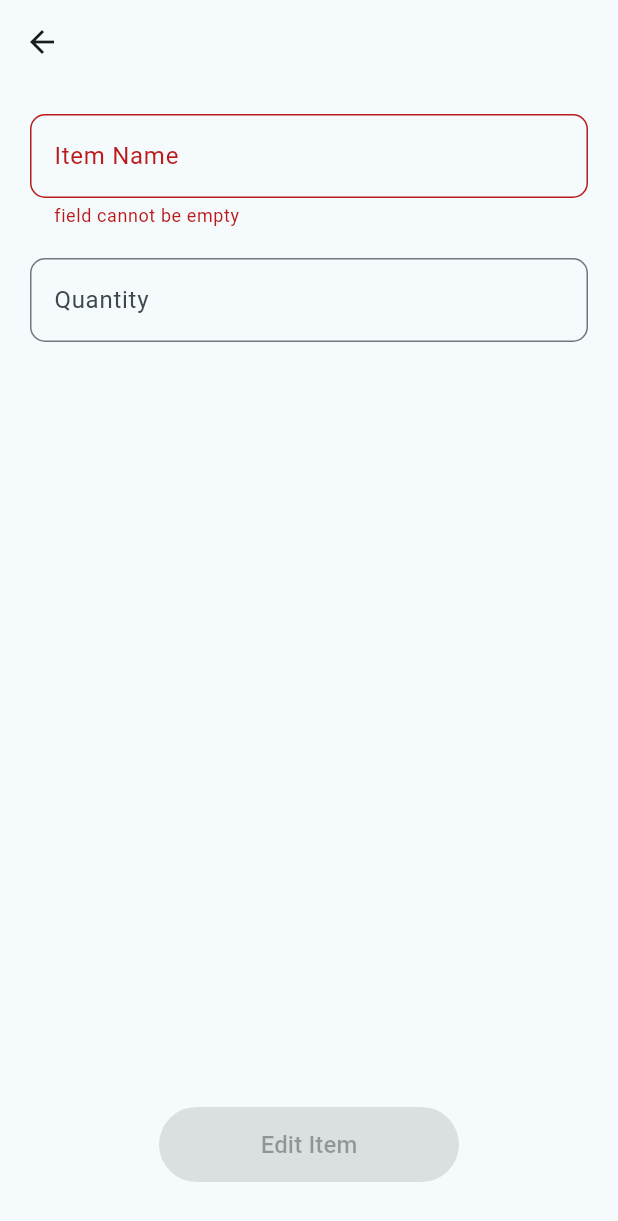
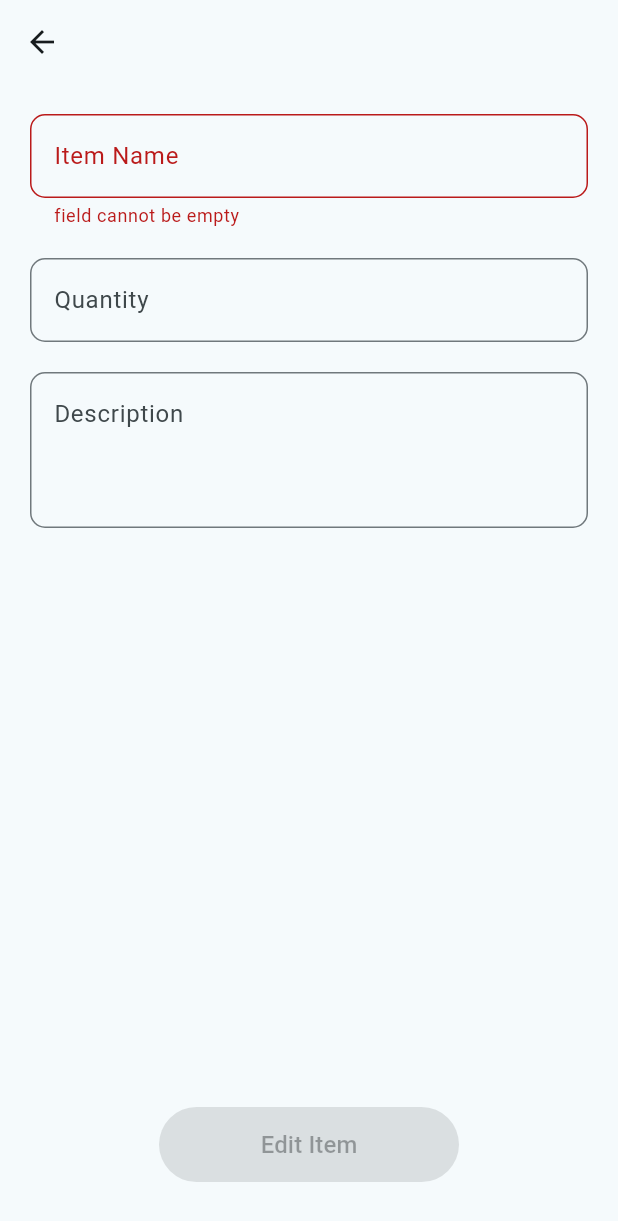
Before and after one commit to hadiyaaamir/shopping_list, a Flutter app: the ListItemEditView screen opened directly, on a phone screen of 412 x 824 dp. Shown: the top 1221 px of the screen. Run offline on Flutter 3.47's test engine with Material 2 defaults, Android fonts, the phone set to English and light mode, and no system bars; our stand-ins replace bloc, cloud_firestore, equatable, firebase_auth, firebase_core, flutter_bloc and 2 more; accounts and stored records are empty.

Commit message:
description added

```diff
--- a/lib/list_item_edit/bloc/list_item_edit_bloc.dart
+++ b/lib/list_item_edit/bloc/list_item_edit_bloc.dart
@@ -26,10 +26,15 @@ class ListItemEditBloc extends Bloc<ListItemEditEvent, ListItemEditState> {
               value: listItem?.quantity ?? '',
               allowEmpty: true,
             ),
+            description: StringInput.dirty(
+              value: listItem?.description ?? '',
+              allowEmpty: true,
+            ),
           ),
         ) {
     on<ListItemEditItemChanged>(_onItemChanged);
     on<ListItemEditQuantityChanged>(_onQuantityChanged);
+    on<ListItemEditDescriptionChanged>(_onDescriptionChanged);
     on<ListItemEditSubmitted>(_onSubmitted);
   }
 
@@ -45,7 +50,7 @@ class ListItemEditBloc extends Bloc<ListItemEditEvent, ListItemEditState> {
     emit(
       state.copyWith(
         item: item,
-        isValid: Formz.validate([item, state.quantity]),
+        isValid: Formz.validate([item, state.quantity, state.description]),
       ),
     );
   }
@@ -61,7 +66,21 @@ class ListItemEditBloc extends Bloc<ListItemEditEvent, ListItemEditState> {
     emit(
       state.copyWith(
         quantity: quantity,
-        isValid: Formz.validate([state.item, quantity]),
+        isValid: Formz.validate([state.item, quantity, state.description]),
+      ),
+    );
+  }
+
+  Future<void> _onDescriptionChanged(
+    ListItemEditDescriptionChanged event,
+    Emitter<ListItemEditState> emit,
+  ) async {
+    final description =
+        StringInput.dirty(value: event.description, allowEmpty: true);
+    emit(
+      state.copyWith(
+        description: description,
+        isValid: Formz.validate([state.item, state.quantity, description]),
       ),
     );
   }
@@ -81,9 +100,9 @@ class ListItemEditBloc extends Bloc<ListItemEditEvent, ListItemEditState> {
               userId: userId,
             ))
         .copyWith(
-      item: state.item.value,
-      quantity: state.quantity.value,
-    );
+            item: state.item.value,
+            quantity: state.quantity.value,
+            description: state.description.value);
 
     try {
       await _shoppingListRepository.saveListItem(listItem);
--- a/lib/list_item_edit/bloc/list_item_edit_event.dart
+++ b/lib/list_item_edit/bloc/list_item_edit_event.dart
@@ -25,6 +25,15 @@ final class ListItemEditQuantityChanged extends ListItemEditEvent {
   List<Object> get props => [quantity];
 }
 
+final class ListItemEditDescriptionChanged extends ListItemEditEvent {
+  const ListItemEditDescriptionChanged({required this.description});
+
+  final String description;
+
+  @override
+  List<Object> get props => [description];
+}
+
 final class ListItemEditSubmitted extends ListItemEditEvent {
   const ListItemEditSubmitted();
 }
--- a/lib/list_item_edit/bloc/list_item_edit_state.dart
+++ b/lib/list_item_edit/bloc/list_item_edit_state.dart
@@ -13,6 +13,7 @@ final class ListItemEditState extends Equatable {
     this.listItem,
     this.item = const StringInput.pure(),
     this.quantity = const StringInput.pure(allowEmpty: true),
+    this.description = const StringInput.pure(allowEmpty: true),
     this.isValid = false,
   });
 
@@ -20,6 +21,7 @@ final class ListItemEditState extends Equatable {
   final ShoppingListItem? listItem;
   final StringInput item;
   final StringInput quantity;
+  final StringInput description;
   final bool isValid;
 
   bool get isNewItem => listItem == null;
@@ -29,6 +31,7 @@ final class ListItemEditState extends Equatable {
     ShoppingListItem? listItem,
     StringInput? item,
     StringInput? quantity,
+    StringInput? description,
     bool? isValid,
   }) {
     return ListItemEditState(
@@ -36,10 +39,11 @@ final class ListItemEditState extends Equatable {
       listItem: listItem ?? this.listItem,
       item: item ?? this.item,
       quantity: quantity ?? this.quantity,
+      description: description ?? this.description,
       isValid: isValid ?? this.isValid,
     );
   }
 
   @override
-  List<Object?> get props => [status, listItem, item, quantity];
+  List<Object?> get props => [status, listItem, item, quantity, description];
 }
--- a/lib/list_item_edit/view/list_item_edit_view.dart
+++ b/lib/list_item_edit/view/list_item_edit_view.dart
@@ -21,6 +21,8 @@ class ListItemEditView extends StatelessWidget {
           padding: EdgeInsets.all(20),
           child: Column(children: [
             _ItemInput(),
+            SizedBox(height: 20),
+            _QuantityInput(),
             SizedBox(height: 20),
             _DescriptionInput(),
           ]),
@@ -55,8 +57,8 @@ class _ItemInput extends StatelessWidget {
   }
 }
 
-class _DescriptionInput extends StatelessWidget {
-  const _DescriptionInput();
+class _QuantityInput extends StatelessWidget {
+  const _QuantityInput();
 
   @override
   Widget build(BuildContext context) {
@@ -64,7 +66,7 @@ class _DescriptionInput extends StatelessWidget {
       buildWhen: (previous, current) => previous.quantity != current.quantity,
       builder: (context, state) {
         return CustomTextField(
-          key: const Key('editItemForm_descriptionInput_textField'),
+          key: const Key('editItemForm_quantityInput_textField'),
           label: 'Quantity',
           initialValue: state.quantity.value,
           errorText: state.quantity.displayError != null
@@ -73,6 +75,32 @@ class _DescriptionInput extends StatelessWidget {
           onChanged: (quantity) => context
               .read<ListItemEditBloc>()
               .add(ListItemEditQuantityChanged(quantity: quantity)),
+        );
+      },
+    );
+  }
+}
+
+class _DescriptionInput extends StatelessWidget {
+  const _DescriptionInput();
+
+  @override
+  Widget build(BuildContext context) {
+    return BlocBuilder<ListItemEditBloc, ListItemEditState>(
+      buildWhen: (previous, current) =>
+          previous.description != current.description,
+      builder: (context, state) {
+        return CustomTextField(
+          key: const Key('editItemForm_descriptionInput_textField'),
+          label: 'Description',
+          maxLines: 3,
+          initialValue: state.description.value,
+          errorText: state.quantity.displayError != null
+              ? 'field cannot be empty'
+              : null,
+          onChanged: (description) => context
+              .read<ListItemEditBloc>()
+              .add(ListItemEditDescriptionChanged(description: description)),
         );
       },
     );
--- a/packages/shopping_list_repository/lib/src/model/shopping_list_item.dart
+++ b/packages/shopping_list_repository/lib/src/model/shopping_list_item.dart
@@ -7,6 +7,7 @@ class ShoppingListItem extends Equatable {
     required this.userId,
     String? id,
     this.quantity = '',
+    this.description = '',
     this.isCompleted = false,
     DateTime? dateCreated,
   })  : assert(
@@ -21,6 +22,7 @@ class ShoppingListItem extends Equatable {
   final String userId;
   final String item;
   final String quantity;
+  final String description;
   final bool isCompleted;
   final DateTime dateCreated;
 
@@ -30,6 +32,7 @@ class ShoppingListItem extends Equatable {
     String? userId,
     String? item,
     String? quantity,
+    String? description,
     bool? isCompleted,
     DateTime? dateCreated,
   }) {
@@ -39,6 +42,7 @@ class ShoppingListItem extends Equatable {
       userId: userId ?? this.userId,
       item: item ?? this.item,
       quantity: quantity ?? this.quantity,
+      description: description ?? this.description,
       isCompleted: isCompleted ?? this.isCompleted,
       dateCreated: dateCreated ?? this.dateCreated,
     );
@@ -51,6 +55,7 @@ class ShoppingListItem extends Equatable {
         listId: json['listId'] as String,
         userId: json['userId'] as String,
         quantity: json['quantity'] as String? ?? '',
+        description: json['description'] as String? ?? '',
         isCompleted: json['isCompleted'] as bool? ?? false,
         dateCreated: json['dateCreated'].toDate(),
       );
@@ -61,11 +66,20 @@ class ShoppingListItem extends Equatable {
         'userId': userId,
         'item': item,
         'quantity': quantity,
+        'description': description,
         'isCompleted': isCompleted,
         'dateCreated': dateCreated,
       };
 
   @override
-  List<Object> get props =>
-      [id, listId, userId, item, quantity, isCompleted, dateCreated];
+  List<Object> get props => [
+        id,
+        listId,
+        userId,
+        item,
+        quantity,
+        description,
+        isCompleted,
+        dateCreated,
+      ];
 }
```
Also changed, not shown: lib/list_items_overview/widgets/list_item_tile.dart (+26 -20 lines).
